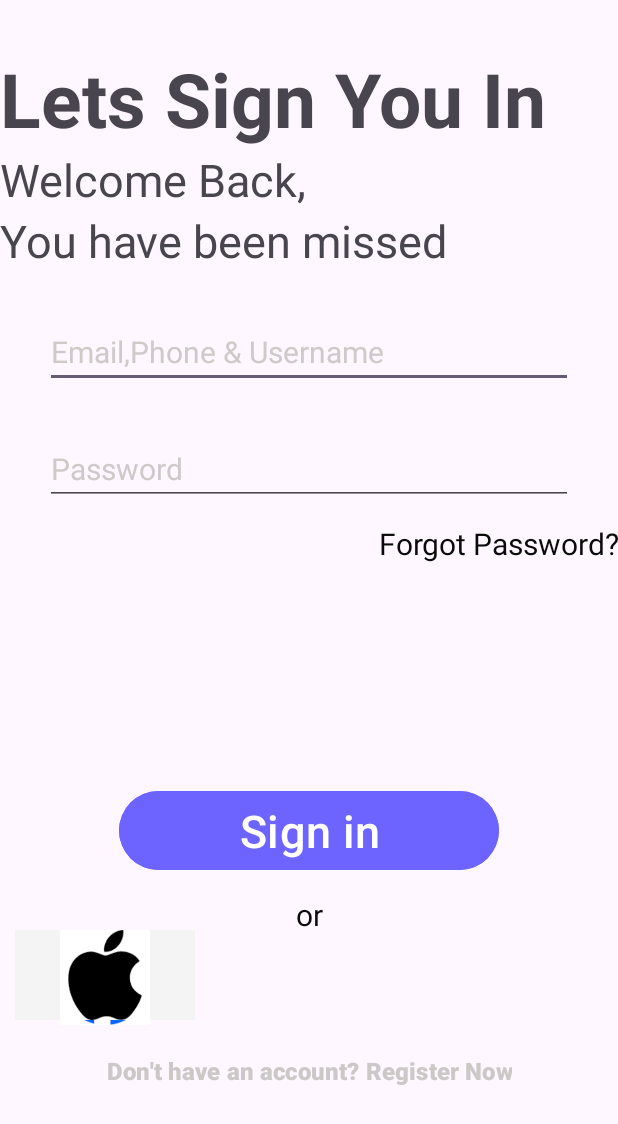
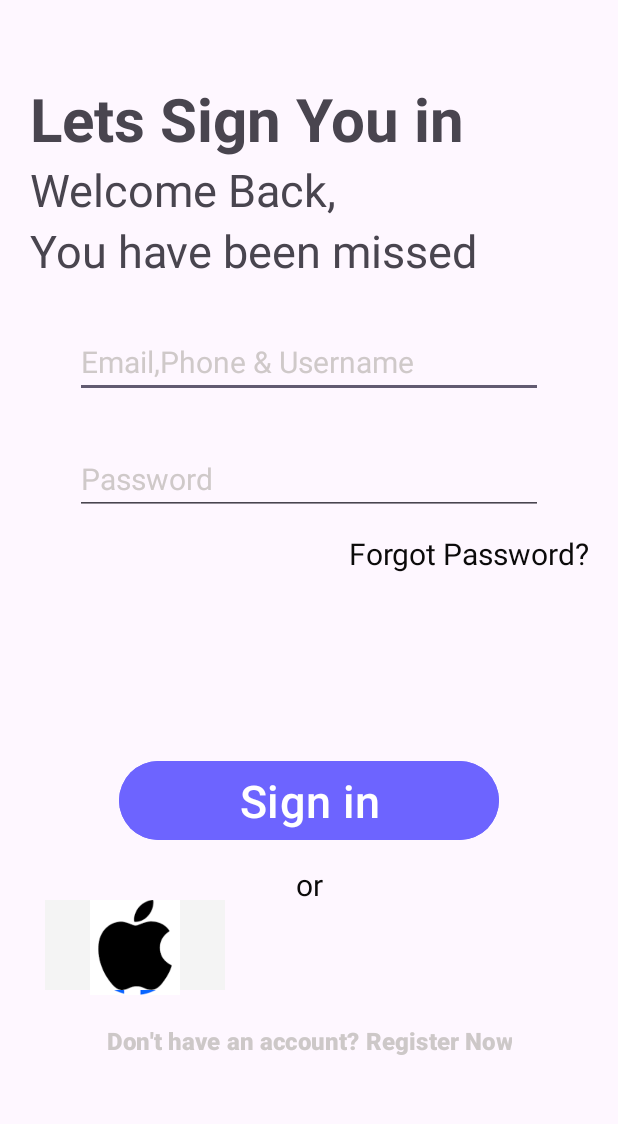
Before and after one commit to ChidinmaOnyejiuwa/MINI_PROJECT, an Android app: the layout activity_sign_in.xml on its own in the app's theme, with its tools: preview values and no code run, on a phone screen of 412 x 824 dp. Shown: the top 1124 px of the screen. Run offline under Robolectric (Android 15) with nearby library versions, the phone set to English and light mode, and no system bars.

Commit message:
Mini Project for The First Month

```diff
--- a/app/src/main/res/layout/activity_register.xml
+++ b/app/src/main/res/layout/activity_register.xml
@@ -5,6 +5,7 @@
     android:layout_width="match_parent"
     android:layout_height="match_parent"
     android:layout_marginTop="10dp"
+    android:padding="30dp"
     tools:context="com.WomenTechstersFellowshipFirstMiniProject.miniProject.RegisterActivity">
 
     <TextView
--- a/app/src/main/res/layout/activity_sign_in.xml
+++ b/app/src/main/res/layout/activity_sign_in.xml
@@ -2,6 +2,7 @@
 <androidx.constraintlayout.widget.ConstraintLayout xmlns:android="http://schemas.android.com/apk/res/android"
     xmlns:app="http://schemas.android.com/apk/res-auto"
     xmlns:tools="http://schemas.android.com/tools"
+    android:padding="20dp"
     android:layout_width="match_parent"
     android:layout_height="match_parent">
 
@@ -10,9 +11,9 @@
         android:id="@+id/header"
         android:layout_width="0dp"
         android:layout_height="wrap_content"
-        android:text="Lets Sign You In"
+        android:text="Lets Sign You in"
         android:textStyle="bold"
-        android:textSize="50dp"
+        android:textSize="40dp"
         android:layout_marginTop="32dp"
         app:layout_constraintEnd_toEndOf="parent"
         app:layout_constraintStart_toStartOf="parent"
@@ -111,6 +112,7 @@
         android:gravity="center"
         android:hint="text"
         android:text="or"
+
         android:textColor="#0B0A0A"
         android:textSize="20dp"
         app:layout_constraintEnd_toEndOf="parent"
```
